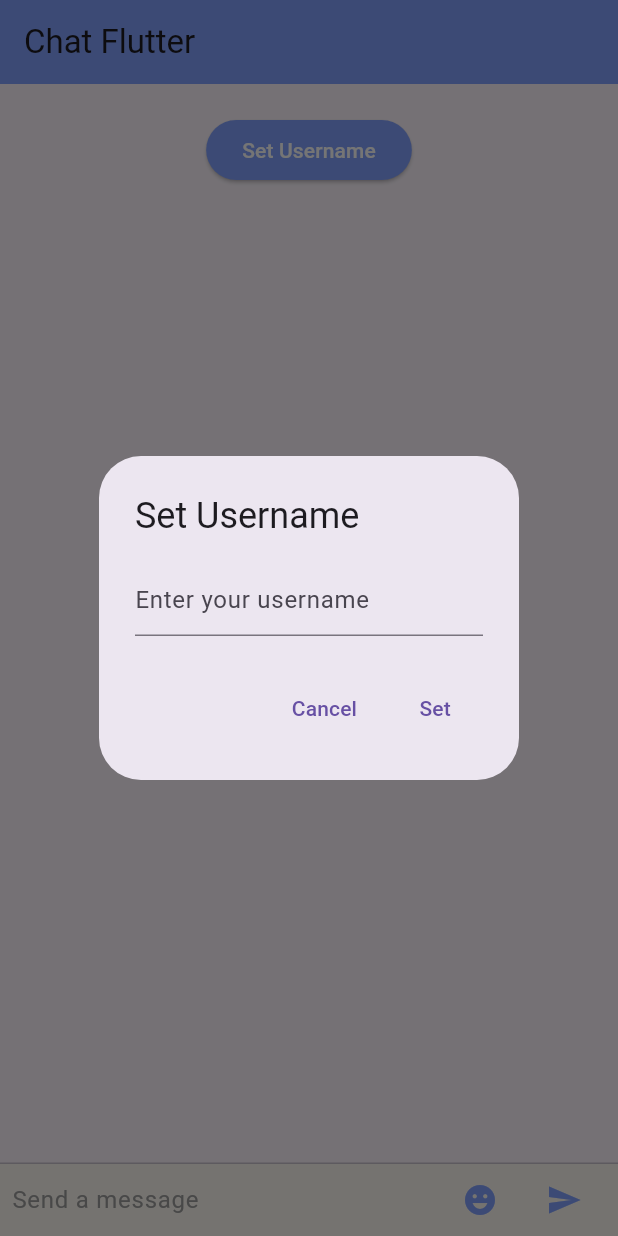
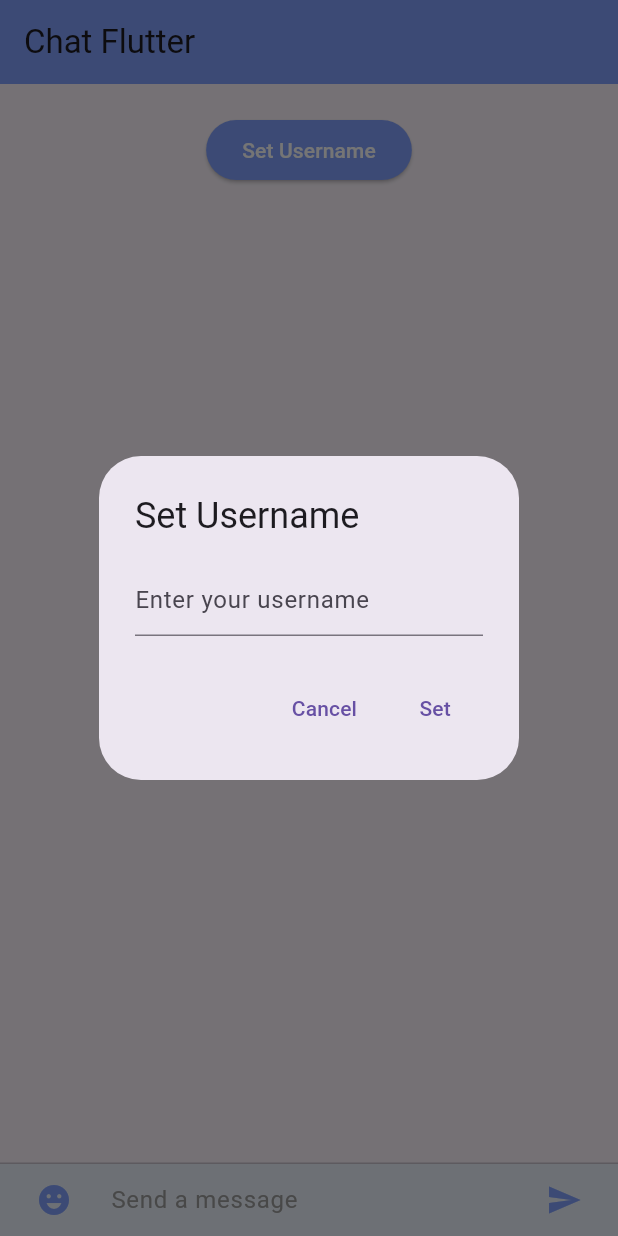
Before and after one commit to Thecaracter/flutter_and_node_chat, a Flutter app: the screen it shows after launch, after a tap on "Set Username", on a phone screen of 412 x 824 dp. Run offline on Flutter 3.47's test engine with Material 3 defaults, Android fonts, the phone set to English and light mode, and no system bars; our stand-ins replace emoji_picker_flutter, socket_io_client; network calls fail.

Commit message:
penambahan emoticon dan penyesuaian emoticon

```diff
--- a/flutter_chat/lib/chat.dart
+++ b/flutter_chat/lib/chat.dart
@@ -3,7 +3,10 @@ import 'package:socket_io_client/socket_io_client.dart' as io;
 import 'package:emoji_picker_flutter/emoji_picker_flutter.dart';
 
 class ChatScreen extends StatefulWidget {
+  const ChatScreen({super.key});
+
   @override
+  // ignore: library_private_types_in_public_api
   _ChatScreenState createState() => _ChatScreenState();
 }
 
@@ -124,7 +127,7 @@ class _ChatScreenState extends State<ChatScreen> {
           Divider(height: 1.0),
           Container(
             decoration: BoxDecoration(
-              color: Color(0xFFFFFBF5),
+              color: Color(0xFFEEF5FF),
             ),
             child: _buildTextComposer(),
           ),
@@ -142,6 +145,19 @@ class _ChatScreenState extends State<ChatScreen> {
         margin: const EdgeInsets.symmetric(horizontal: 8.0),
         child: Row(
           children: <Widget>[
+            Container(
+              margin: const EdgeInsets.symmetric(horizontal: 4.0),
+              child: IconButton(
+                icon: const Icon(Icons.emoji_emotions),
+                onPressed: () {
+                  _showEmojiPicker();
+                },
+                color: Color(0xFF83A2FF),
+              ),
+            ),
+            SizedBox(
+              width: 10,
+            ),
             Flexible(
               child: TextField(
                 controller: _textController,
@@ -150,16 +166,6 @@ class _ChatScreenState extends State<ChatScreen> {
                   hintText: 'Send a message',
                   hintStyle: TextStyle(color: Colors.grey),
                 ),
-              ),
-            ),
-            Container(
-              margin: const EdgeInsets.symmetric(horizontal: 4.0),
-              child: IconButton(
-                icon: const Icon(Icons.emoji_emotions),
-                onPressed: () {
-                  _showEmojiPicker();
-                },
-                color: Color(0xFF83A2FF),
               ),
             ),
             Container(
@@ -184,6 +190,7 @@ class _ChatScreenState extends State<ChatScreen> {
           child: Container(
             width: MediaQuery.of(context).size.width / 1.5,
             height: MediaQuery.of(context).size.height / 2,
+            decoration: BoxDecoration(borderRadius: BorderRadius.circular(20)),
             child: EmojiPicker(
               onEmojiSelected: (category, Emoji emoji) {
                 _textController.text += emoji.emoji;
@@ -247,7 +254,7 @@ class ChatMessage extends StatelessWidget {
                 maxWidth: MediaQuery.of(context).size.width * 0.7,
               ),
               decoration: BoxDecoration(
-                color: isMe ? Color(0xFF83A2FF) : Color(0xFFB4BDFF),
+                color: isMe ? Color(0xFF86B6F6) : Color(0xFFB4D4FF),
                 borderRadius: BorderRadius.circular(8.0),
               ),
               padding: const EdgeInsets.all(10.0),
```
